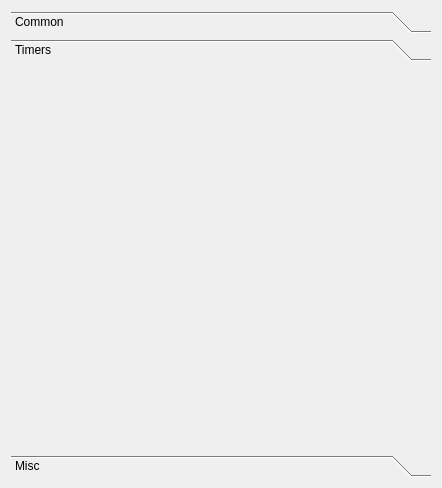
Before: the Qt Designer form mytabpage.ui in viranch/qonfigure, drawn with Qt 5.
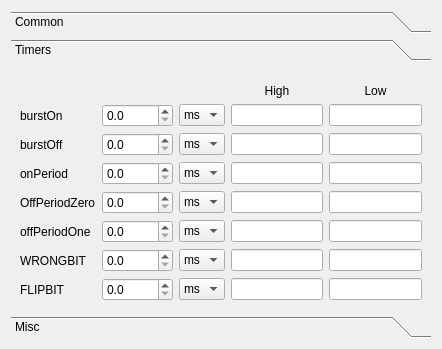
After: the same form once the commit is applied. The open tabs and pages were chosen to show the change.

Commit message: *Select devices before save *Column-ise High/Low values *Rearrange fields

What changed in the file:
```diff
--- a/mytabpage.ui
+++ b/mytabpage.ui
@@ -7,7 +7,7 @@
     <x>0</x>
     <y>0</y>
     <width>442</width>
-    <height>488</height>
+    <height>349</height>
    </rect>
   </property>
   <property name="windowTitle">
@@ -16,6 +16,9 @@
   <layout class="QGridLayout" name="gridLayout">
    <item row="0" column="0">
     <widget class="QToolBox" name="toolBox">
+     <property name="enabled">
+      <bool>true</bool>
+     </property>
      <property name="currentIndex">
       <number>2</number>
      </property>
@@ -93,12 +96,293 @@
         <x>0</x>
         <y>0</y>
         <width>424</width>
-        <height>389</height>
+        <height>250</height>
        </rect>
       </property>
       <attribute name="label">
        <string>Timers</string>
       </attribute>
+      <layout class="QGridLayout" name="gridLayout_3">
+       <item row="0" column="3">
+        <widget class="QLabel" name="label_10">
+         <property name="text">
+          <string>High</string>
+         </property>
+         <property name="alignment">
+          <set>Qt::AlignBottom|Qt::AlignHCenter</set>
+         </property>
+        </widget>
+       </item>
+       <item row="0" column="4">
+        <widget class="QLabel" name="label_11">
+         <property name="text">
+          <string>Low</string>
+         </property>
+         <property name="alignment">
+          <set>Qt::AlignBottom|Qt::AlignHCenter</set>
+         </property>
+        </widget>
+       </item>
+       <item row="1" column="0">
+        <widget class="QLabel" name="label_12">
+         <property name="text">
+          <string>burstOn</string>
+         </property>
+        </widget>
+       </item>
+       <item row="1" column="1">
+        <widget class="QDoubleSpinBox" name="burstOnTime">
+         <property name="decimals">
+          <number>1</number>
+         </property>
+         <property name="maximum">
+          <double>10000.000000000000000</double>
+         </property>
+        </widget>
+       </item>
+       <item row="1" column="2">
+        <widget class="QComboBox" name="burstOnUnit">
+         <item>
+          <property name="text">
+           <string>ms</string>
+          </property>
+         </item>
+         <item>
+          <property name="text">
+           <string>us</string>
+          </property>
+         </item>
+        </widget>
+       </item>
+       <item row="1" column="3">
+        <widget class="QLineEdit" name="burstOnHigh"/>
+       </item>
+       <item row="1" column="4">
+        <widget class="QLineEdit" name="burstOnLow"/>
+       </item>
+       <item row="2" column="0">
+        <widget class="QLabel" name="label_13">
+         <property name="text">
+          <string>burstOff</string>
+         </property>
+        </widget>
+       </item>
+       <item row="2" column="1">
+        <widget class="QDoubleSpinBox" name="burstOffTime">
+         <property name="decimals">
+          <number>1</number>
+         </property>
+         <property name="maximum">
+          <double>10000.000000000000000</double>
+         </property>
+        </widget>
+       </item>
+       <item row="2" column="2">
+        <widget class="QComboBox" name="burstOffUnit">
+         <item>
+          <property name="text">
+           <string>ms</string>
+          </property>
+         </item>
+         <item>
+          <property name="text">
+           <string>us</string>
+          </property>
+         </item>
+        </widget>
+       </item>
+       <item row="2" column="3">
+        <widget class="QLineEdit" name="burstOffHigh"/>
+       </item>
+       <item row="2" column="4">
+        <widget class="QLineEdit" name="burstOffLow"/>
+       </item>
+       <item row="3" column="0">
+        <widget class="QLabel" name="label_14">
+         <property name="text">
+          <string>onPeriod</string>
+         </property>
+        </widget>
+       </item>
+       <item row="3" column="1">
+        <widget class="QDoubleSpinBox" name="onPeriodTime">
+         <property name="decimals">
+          <number>1</number>
+         </property>
+         <property name="maximum">
+          <double>10000.000000000000000</double>
+         </property>
+        </widget>
+       </item>
+       <item row="3" column="2">
+        <widget class="QComboBox" name="onPeriodUnit">
+         <item>
+          <property name="text">
+           <string>ms</string>
+          </property>
+         </item>
+         <item>
+          <property name="text">
+           <string>us</string>
+          </property>
+         </item>
+        </widget>
+       </item>
+       <item row="3" column="3">
+        <widget class="QLineEdit" name="onPeriodHigh"/>
+       </item>
+       <item row="3" column="4">
+        <widget class="QLineEdit" name="onPeriodLow"/>
+       </item>
+       <item row="4" column="0">
+        <widget class="QLabel" name="label_15">
+         <property name="text">
+          <string>OffPeriodZero</string>
+         </property>
+        </widget>
+       </item>
+       <item row="4" column="1">
+        <widget class="QDoubleSpinBox" name="offPeriodZeroTime">
+         <property name="decimals">
+          <number>1</number>
+         </property>
+         <property name="maximum">
+          <double>10000.000000000000000</double>
+         </property>
+        </widget>
+       </item>
+       <item row="4" column="2">
+        <widget class="QComboBox" name="offPeriodZeroUnit">
+         <item>
+          <property name="text">
+           <string>ms</string>
+          </property>
+         </item>
+         <item>
+          <property name="text">
+           <string>us</string>
+          </property>
+         </item>
+        </widget>
+       </item>
+       <item row="4" column="3">
+        <widget class="QLineEdit" name="offPeriodZeroHigh"/>
+       </item>
+       <item row="4" column="4">
+        <widget class="QLineEdit" name="offPeriodZeroLow"/>
+       </item>
+       <item row="5" column="0">
+        <widget class="QLabel" name="label_16">
+         <property name="text">
+          <string>offPeriodOne</string>
+         </property>
+        </widget>
+       </item>
+       <item row="5" column="1">
+        <widget class="QDoubleSpinBox" name="offPeriodOneTime">
+         <property name="decimals">
+          <number>1</number>
+         </property>
+         <property name="maximum">
+          <double>10000.000000000000000</double>
+         </property>
+        </widget>
+       </item>
+       <item row="5" column="2">
+        <widget class="QComboBox" name="offPeriodOneUnit">
+         <item>
+          <property name="text">
+           <string>ms</string>
+          </property>
+         </item>
+         <item>
+          <property name="text">
+           <string>us</string>
+          </property>
+         </item>
+        </widget>
+       </item>
+       <item row="5" column="3">
+        <widget class="QLineEdit" name="offPeriodOneHigh"/>
+       </item>
+       <item row="5" column="4">
+        <widget class="QLineEdit" name="offPeriodOneLow"/>
+       </item>
+       <item row="6" column="0">
+        <widget class="QLabel" name="label_17">
+         <property name="text">
+          <string>WRONGBIT</string>
+         </property>
+        </widget>
+       </item>
+       <item row="6" column="1">
+        <widget class="QDoubleSpinBox" name="WRONGBITTime">
+         <property name="decimals">
+          <number>1</number>
+         </property>
+         <property name="maximum">
+          <double>10000.000000000000000</double>
+         </property>
+        </widget>
+       </item>
+       <item row="6" column="2">
+        <widget class="QComboBox" name="WRONGBITUnit">
+         <item>
+          <property name="text">
+           <string>ms</string>
+          </property>
+         </item>
+         <item>
+          <property name="text">
+           <string>us</string>
+          </property>
+         </item>
+        </widget>
+       </item>
+       <item row="6" column="3">
+        <widget class="QLineEdit" name="WRONGBITHigh"/>
+       </item>
+       <item row="6" column="4">
+        <widget class="QLineEdit" name="WRONGBITLow"/>
+       </item>
+       <item row="7" column="0">
+        <widget class="QLabel" name="label_18">
+         <property name="text">
+          <string>FLIPBIT</string>
+         </property>
+        </widget>
+       </item>
+       <item row="7" column="1">
+        <widget class="QDoubleSpinBox" name="FLIPBITTime">
+         <property name="decimals">
+          <number>1</number>
+         </property>
+         <property name="maximum">
+          <double>10000.000000000000000</double>
+         </property>
+        </widget>
+       </item>
+       <item row="7" column="2">
+        <widget class="QComboBox" name="FLIPBITUnit">
+         <item>
+          <property name="text">
+           <string>ms</string>
+          </property>
+         </item>
+         <item>
+          <property name="text">
+           <string>us</string>
+          </property>
+         </item>
+        </widget>
+       </item>
+       <item row="7" column="3">
+        <widget class="QLineEdit" name="FLIPBITHigh"/>
+       </item>
+       <item row="7" column="4">
+        <widget class="QLineEdit" name="FLIPBITLow"/>
+       </item>
+      </layout>
      </widget>
      <widget class="QWidget" name="miscBox">
       <attribute name="label">
```
Left out of the diff: 193 changed lines with no effect on the pictures. The commit also changes 9 other files.
